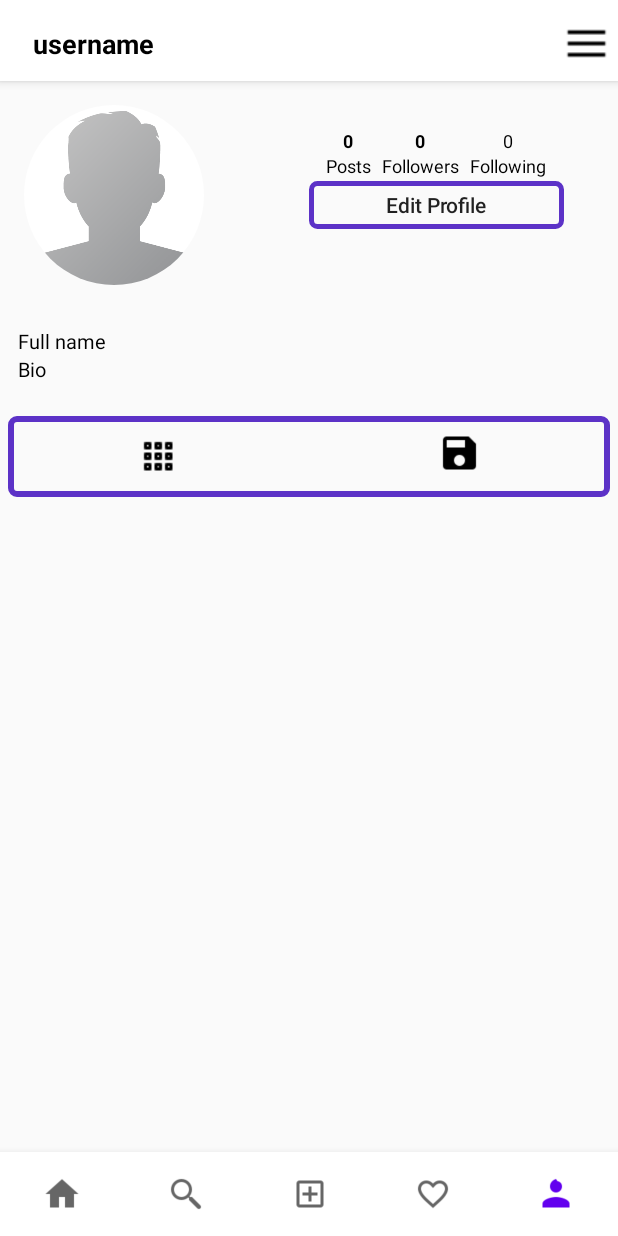
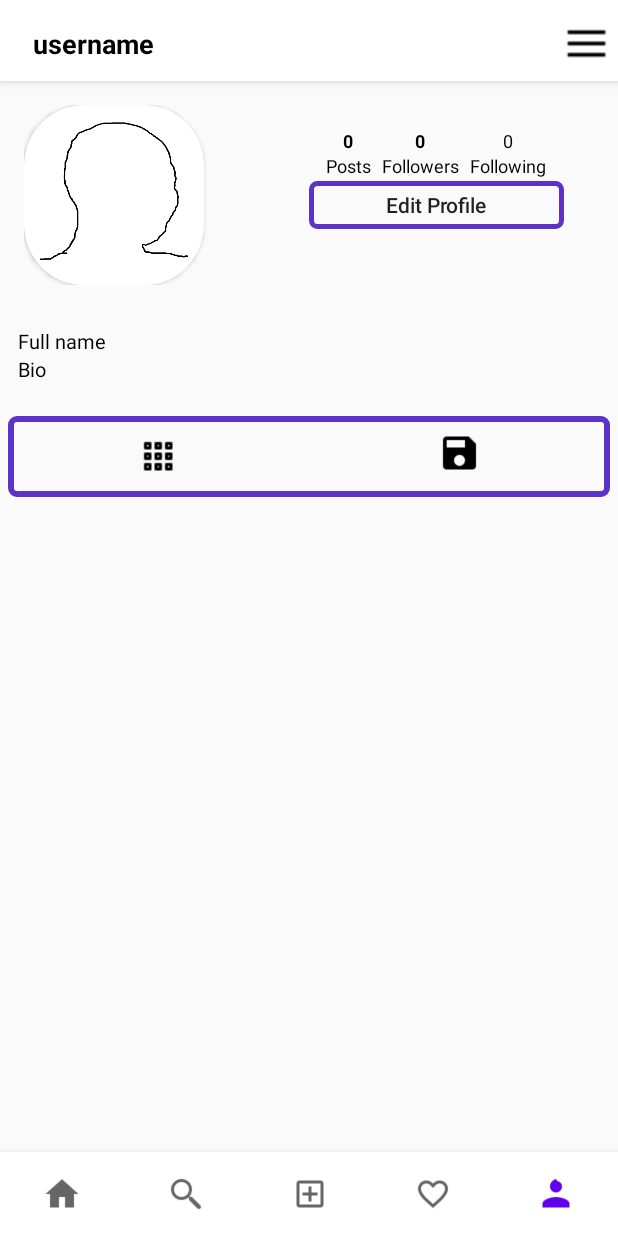
Before and after one commit to Deffohn/wojak-memerealm, an Android app: the screen it shows after launch once a user with an empty profile is signed in (MainActivity), item 5 of the bottom bar chosen, on a phone screen of 412 x 824 dp. Run offline under Robolectric (Android 15) with nearby library versions, the phone set to English and light mode, and no system bars; our stand-ins replace Firebase (no records; nobody signed in at launch, a user with empty details on screens opened directly).

Commit message:
edited profile image size and shapes

```diff
--- a/app/src/main/java/fr/stks/wojakmemesrealm/fragments/SearchFragment.kt
+++ b/app/src/main/java/fr/stks/wojakmemesrealm/fragments/SearchFragment.kt
@@ -44,8 +44,6 @@ class SearchFragment : Fragment() {
         userAdapter = context?.let { UserAdapter(it, mUser as ArrayList<User>, true) }
         recyclerView?.adapter = userAdapter
 
-        //binding = FragmentSearchBinding.inflate(inflater, container, false)
-        //binding.searchEditText.addTextChangedListener(object: TextWatcher{
         view.search_edit_text.addTextChangedListener(object: TextWatcher{
 
             override fun beforeTextChanged(p0: CharSequence?, p1: Int, p2: Int, p3: Int) {
--- a/app/src/main/res/layout/fragment_profile.xml
+++ b/app/src/main/res/layout/fragment_profile.xml
@@ -3,6 +3,7 @@
     xmlns:tools="http://schemas.android.com/tools"
     android:layout_width="match_parent"
     android:layout_height="match_parent"
+    xmlns:app="http://schemas.android.com/apk/res-auto"
     tools:context=".fragments.ProfileFragment">
 
     <com.google.android.material.appbar.AppBarLayout
@@ -65,11 +66,15 @@
                 android:orientation="horizontal"
                 android:padding="16dp">
 
-                <de.hdodenhof.circleimageview.CircleImageView
-                    android:id="@+id/image_profile_fragment"
+                <androidx.cardview.widget.CardView
                     android:layout_width="120dp"
                     android:layout_height="120dp"
-                    android:src="@drawable/profile" />
+                    app:cardCornerRadius="40dp">
+                <ImageView
+                    android:id="@+id/image_profile_fragment"
+                    android:layout_width="match_parent"
+                    android:layout_height="match_parent"
+                    android:src="@drawable/profile" /></androidx.cardview.widget.CardView>
 
                 <LinearLayout
                     android:layout_width="190dp"
--- a/app/src/main/res/layout/user_item_layout.xml
+++ b/app/src/main/res/layout/user_item_layout.xml
@@ -5,7 +5,8 @@
     android:layout_marginTop="10dp"
     android:layout_marginLeft="100dp"
     android:layout_marginRight="100dp"
-    android:background="@drawable/button_black_background">
+    android:background="@drawable/button_black_background"
+    >
 
     <RelativeLayout
         android:layout_width="wrap_content"
```
Also changed, not shown: app/src/main/java/fr/stks/wojakmemesrealm/model/User.kt (line endings or trailing spaces), app/src/main/res/drawable/profile.png.
